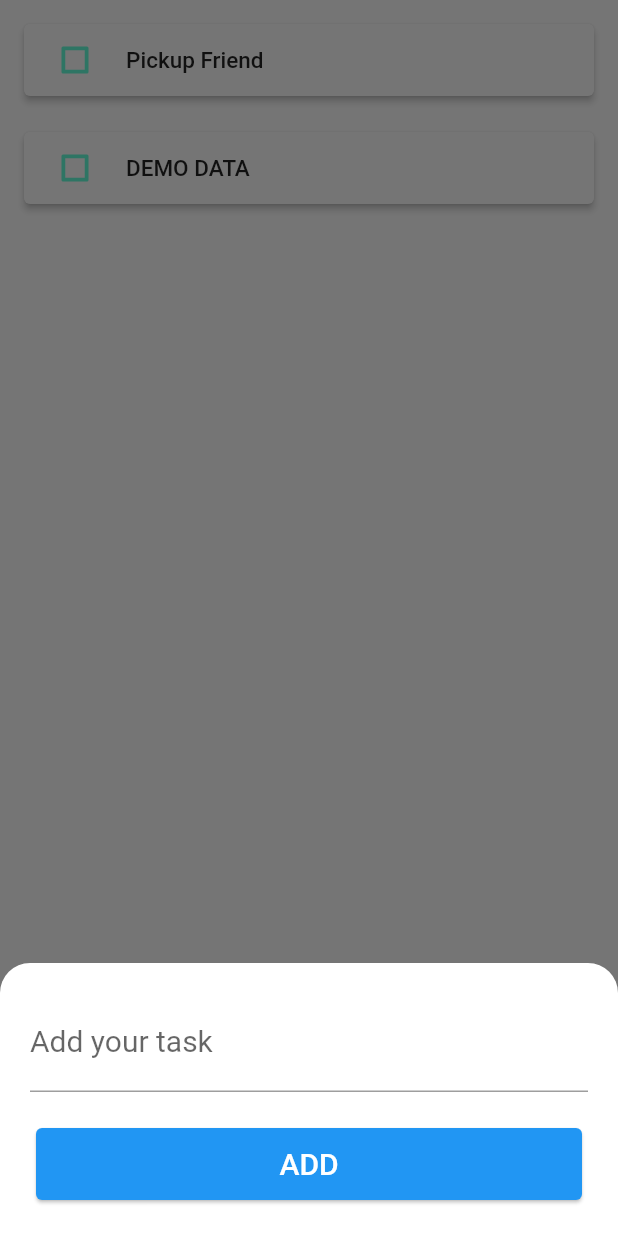
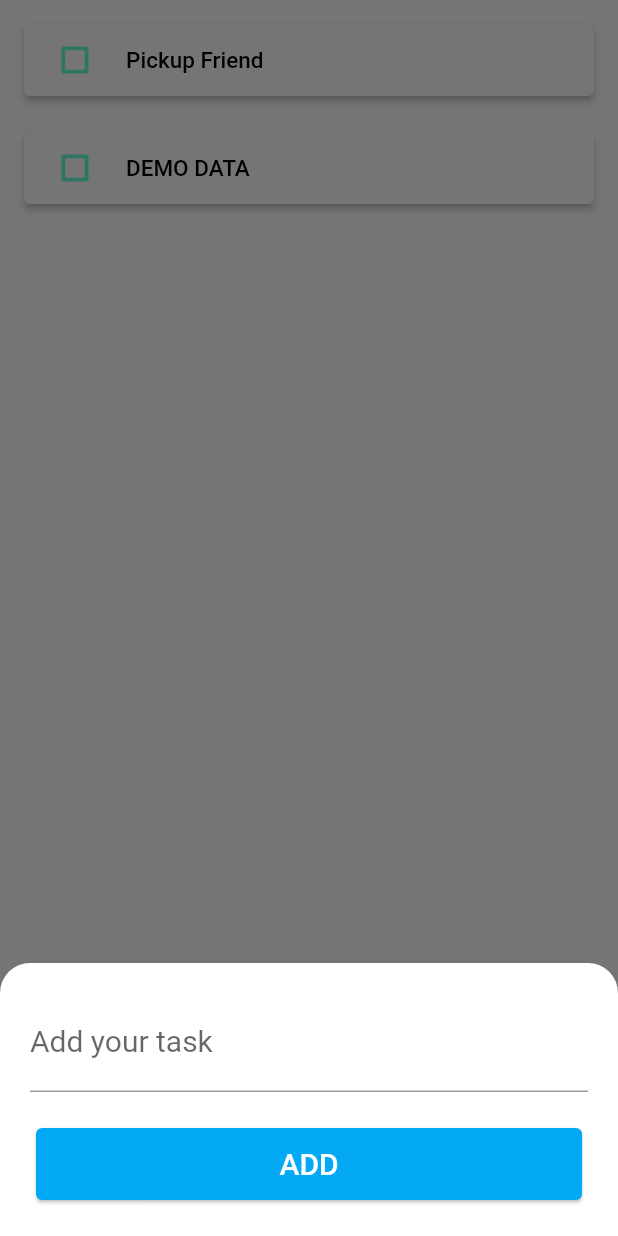
Before and after one commit to Garimabisht22/task1_todo_app, a Flutter app: the screen it shows after launch, after a tap on the "add" icon, on a phone screen of 412 x 824 dp. Run offline on Flutter 3.47's test engine with Material 2 defaults, Android fonts, the phone set to English and light mode, and no system bars.

Commit message:
added dark theme mode

```diff
--- a/lib/main.dart
+++ b/lib/main.dart
@@ -1,15 +1,28 @@
 import 'package:flutter/material.dart';
 import 'package:provider/provider.dart';
 import 'package:to_do/modules/notes_data.dart';
-
+import 'package:to_do/themes.dart';
 import 'screens/todo_screen.dart';
 
 void main() {
   runApp(MyApp());
 }
 
-class MyApp extends StatelessWidget {
+class MyApp extends StatefulWidget {
   // This widget is the root of your application.
+  @override
+  _MyAppState createState() => _MyAppState();
+}
+
+class _MyAppState extends State<MyApp> {
+  @override
+  void initState() {
+    super.initState();
+    currentTheme.addListener(() {
+      setState(() {});
+    });
+  }
+
   @override
   Widget build(BuildContext context) {
     return ChangeNotifierProvider(
@@ -17,9 +30,9 @@ class MyApp extends StatelessWidget {
       child: MaterialApp(
         debugShowCheckedModeBanner: false,
         title: 'Flutter Demo',
-        theme: ThemeData(
-          primarySwatch: Colors.blue,
-        ),
+        theme: CustomTheme.lightTheme,
+        darkTheme: CustomTheme.darkTheme,
+        themeMode: currentTheme.currentTheme,
         home: TodoScreen(),
       ),
     );
--- a/lib/screens/todo_screen.dart
+++ b/lib/screens/todo_screen.dart
@@ -5,6 +5,8 @@ import 'package:to_do/widgets/add_note.dart';
 import 'package:to_do/modules/notes_data.dart';
 import 'package:to_do/widgets/dismissible_widget.dart';
 import 'package:to_do/widgets/tasks_list_widget.dart';
+
+import '../themes.dart';
 
 class TodoScreen extends StatefulWidget {
   @override
@@ -14,10 +16,11 @@ class TodoScreen extends StatefulWidget {
 class _TodoScreenState extends State<TodoScreen> {
   @override
   Widget build(BuildContext context) {
+    final theme = Theme.of(context);
     final width = MediaQuery.of(context).size.width;
 
     return Scaffold(
-      backgroundColor: Colors.white,
+      backgroundColor:theme.scaffoldBackgroundColor,
       body: Consumer<NotesData>(
           builder: (BuildContext context, data, Widget? child) {
         return Stack(
@@ -26,55 +29,57 @@ class _TodoScreenState extends State<TodoScreen> {
                 margin: EdgeInsets.all(4),
                 // color: Colors.grey,
                 child: ListView.builder(
-                      itemCount: data
-                          .getNotesList()
-                          .length,
+                    itemCount: data.getNotesList().length,
                     itemBuilder: (BuildContext, index) {
                       return DismissibleWidget(
-                          onDismissed: (Direction){
-                            setState(() {
+                        onDismissed: (Direction) {
+                          // setState(() {
                           data.removeTask(index);
-                            });
+                          // });
                         },
                         item: data.getNotesList()[index],
                         child: TasksListWidget(
                           index: index,
                         ),
                       );
-                      })
-
-              ),
+                    })),
             Column(
               mainAxisAlignment: MainAxisAlignment.end,
               children: [
                 Container(
                   //   height: 30,
-                    color: Colors.white,
+                  //color: Colors.white,
                   child: Padding(
                     padding: const EdgeInsets.all(10.0),
                     child: Row(
                       children: [
-                          Icon(
-                            Icons.menu,
-                            color: Colors.blue,
+                        GestureDetector(
+                          onTap: () {
+                            currentTheme.toggleTheme();
+                          },
+                          child: Icon(
+                            // Icons.menu,
+                            Icons.brightness_4_rounded,
+                            color: theme.primaryColor,
                             size: 30,
+                          ),
                         ),
                         SizedBox(
                           width: 10,
                         ),
                         Text("Todo",
                             style: TextStyle(
-                                  color: Colors.black,
+                                color: theme.accentColor,
                                 fontWeight: FontWeight.w700,
                                 fontSize: 20)),
                         Expanded(child: SizedBox()),
                         GestureDetector(
-                            onTap: (){
+                          onTap: () {
 
                           },
                           child: Icon(
                             Icons.search,
-                              color: Colors.blue,
+                            color: theme.primaryColor,
                             size: 30,
                           ),
                         )
@@ -94,13 +99,10 @@ class _TodoScreenState extends State<TodoScreen> {
                       showModalBottomSheet(
                           context: context,
                           isScrollControlled: true,
-                            builder: (context) =>
-                                SingleChildScrollView(
+                          builder: (context) => SingleChildScrollView(
                                   child: Container(
                                 padding: EdgeInsets.only(
-                                          bottom:
-                                          MediaQuery
-                                              .of(context)
+                                    bottom: MediaQuery.of(context)
                                         .viewInsets
                                         .bottom),
                                 child: AddNote(),
@@ -109,7 +111,7 @@ class _TodoScreenState extends State<TodoScreen> {
                     backgroundColor: Colors.white,
                     child: Icon(
                       Icons.add,
-                        color: Colors.blue,
+                      color: theme.primaryColor,
                       size: 30,
                     ),
                   ),
@@ -121,8 +123,7 @@ class _TodoScreenState extends State<TodoScreen> {
             ),
           ],
         );
-        }
-        ),
+      }),
     );
   }
 }
--- /dev/null
+++ b/lib/themes.dart
@@ -0,0 +1,43 @@
+import 'package:flutter/material.dart';
+
+CustomTheme currentTheme = CustomTheme();
+
+class CustomTheme with ChangeNotifier {
+  static bool _isDarkTheme = false;
+  ThemeMode get currentTheme => _isDarkTheme ? ThemeMode.dark : ThemeMode.light;
+
+  void toggleTheme() {
+    _isDarkTheme = !_isDarkTheme;
+    notifyListeners();
+  }
+
+  static ThemeData get lightTheme {
+    return ThemeData(
+      primaryColor: Colors.lightBlue,
+      accentColor: Colors.black,
+      backgroundColor: Colors.white,
+      scaffoldBackgroundColor: Colors.white,
+      textTheme: TextTheme(
+        headline1: TextStyle(color: Colors.black),
+        headline2: TextStyle(color: Colors.black),
+        bodyText1: TextStyle(color: Colors.black),
+        bodyText2: TextStyle(color: Colors.black),
+      ),
+    );
+  }
+
+  static ThemeData get darkTheme {
+    return ThemeData(
+      primaryColor: Colors.black,
+      accentColor: Colors.white,
+      backgroundColor: Colors.black,
+      scaffoldBackgroundColor: Colors.grey,
+      textTheme: TextTheme(
+        headline1: TextStyle(color: Colors.white),
+        headline2: TextStyle(color: Colors.white),
+        bodyText1: TextStyle(color: Colors.white),
+        bodyText2: TextStyle(color: Colors.white),
+      ),
+    );
+  }
+}
--- a/lib/widgets/add_note.dart
+++ b/lib/widgets/add_note.dart
@@ -11,8 +11,10 @@ class _AddNoteState extends State<AddNote> {
   String newTask = "";
   @override
   Widget build(BuildContext context) {
+    final theme = Theme.of(context);
     return Container(
       color: Color(0xff757575),
+     // color: theme.scaffoldBackgroundColor,
       child: Container(
         child: Padding(
           padding: const EdgeInsets.all(20.0),
@@ -27,7 +29,8 @@ class _AddNoteState extends State<AddNote> {
                 decoration: InputDecoration(
                     focusedBorder: OutlineInputBorder(
                       borderSide: BorderSide(
-                          color: Colors.cyan, width: 3.0),
+                          color: theme.primaryColor,
+                          width: 3.0),
                     ),
                     labelText: "Add your task"
                 ),
@@ -35,7 +38,7 @@ class _AddNoteState extends State<AddNote> {
                 textAlign: TextAlign.center,
                 showCursor: true,
                 enableSuggestions: true,
-                cursorColor: Colors.cyan,
+                cursorColor: theme.primaryColor,
                 textCapitalization: TextCapitalization.sentences,
                 cursorHeight: 30,
                 style: TextStyle(fontSize: 20),
@@ -44,7 +47,7 @@ class _AddNoteState extends State<AddNote> {
                 height: 20,
               ),
               Card(
-                color: Colors.blue,
+                color: theme.primaryColor,
                 child: TextButton(
                   onPressed: () {
                     Provider.of<NotesData>(context,listen: false).add(newTask);
--- a/lib/widgets/tasks_list_widget.dart
+++ b/lib/widgets/tasks_list_widget.dart
@@ -14,6 +14,7 @@ class _TasksListWidgetState extends State<TasksListWidget> {
   bool isChanged = false;
   @override
   Widget build(BuildContext context) {
+    final theme = Theme.of(context);
 
     //final Notes = Provider.of<NotesData>(context).getNotesList()[widget.index];
 
@@ -21,6 +22,7 @@ class _TasksListWidgetState extends State<TasksListWidget> {
       return Padding(
         padding: const EdgeInsets.all(8.0),
         child: Card(
+          color: theme.backgroundColor,
           shadowColor: Colors.black,
           elevation: 2,
           child: Padding(
@@ -39,12 +41,13 @@ class _TasksListWidgetState extends State<TasksListWidget> {
                       isChanged = value!;
                     });
                   },
-                  activeColor: Colors.white,
+                  activeColor: theme.backgroundColor,
                 ),
                 SizedBox(
                   width: 10,
                 ),
                 Text(data.getNotesList()[widget.index], style: TextStyle(
+                  color: theme.accentColor,
                     fontWeight: FontWeight.w500,
                     fontSize: 15,
                     decoration: isChanged
```
Lines whose indentation alone changed are shown as unchanged.
